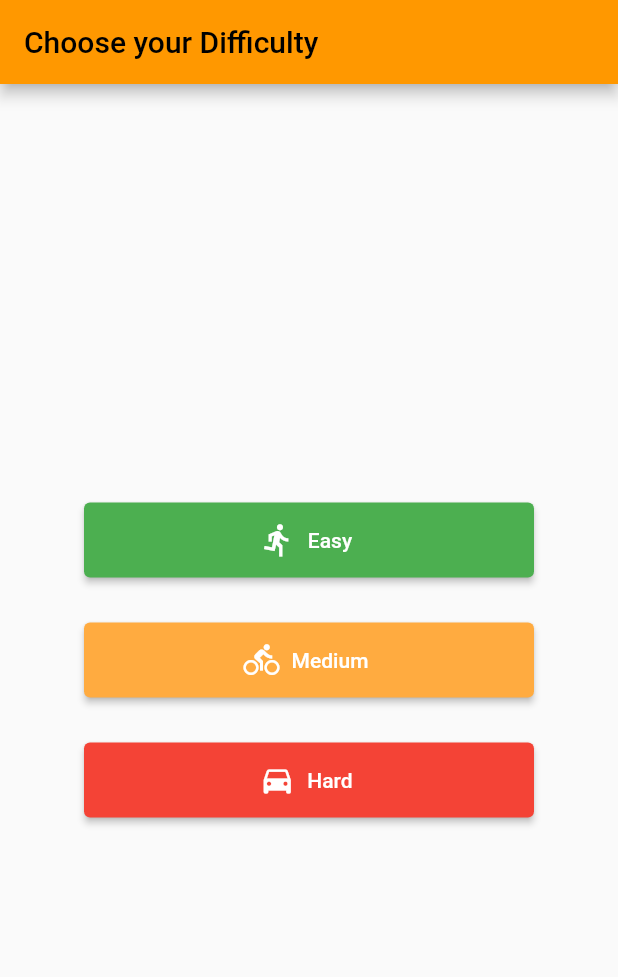
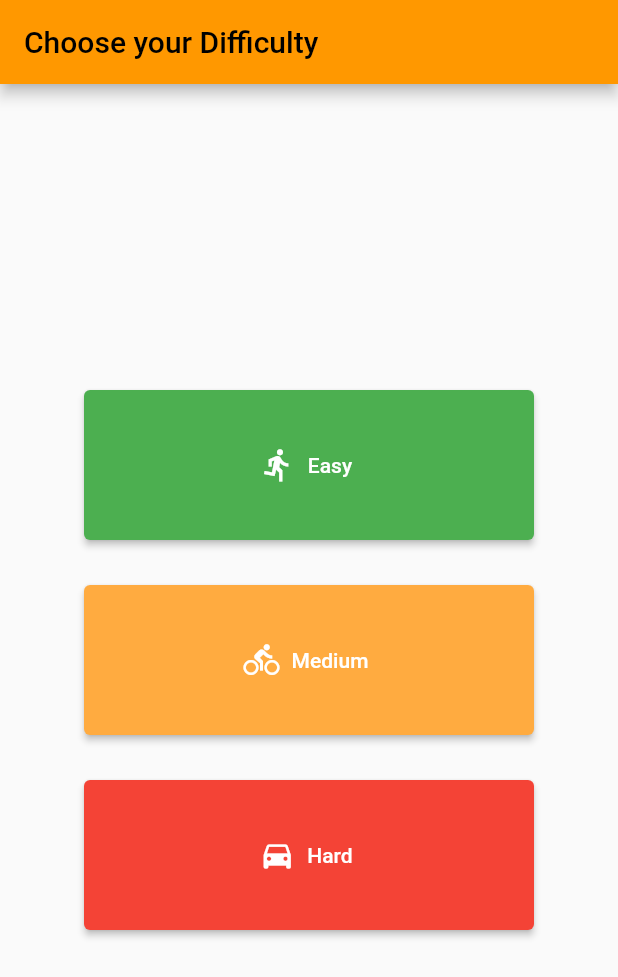
Before and after one commit to JulianHarris831/chimp-game-cpsc4250, a Flutter app: the DifficultyPage screen opened by its route, on a phone screen of 412 x 824 dp. Shown: the top 977 px of the screen. Run offline on Flutter 3.47's test engine with Material 2 defaults, Android fonts, the phone set to English and light mode, and no system bars; our stand-ins replace cloud_firestore, firebase_auth, firebase_core, floor, flutter_secure_storage, go_router and 3 more; accounts and stored records are empty.

Commit message:
Increased size of difficulty buttons to more naturally fill the page

```diff
--- a/lib/difficulty_page.dart
+++ b/lib/difficulty_page.dart
@@ -34,7 +34,7 @@ class DifficultyPage extends StatelessWidget {
           children: [
             SizedBox(
               width: 300.0,
-              height: 50.0,
+              height: 100.0,
               child: ElevatedButton.icon( //focus on implementing 3x3 game first
                   onPressed: () { _onDifficultyChosen(context, "Easy"); },
                   icon: const Icon(
@@ -51,7 +51,7 @@ class DifficultyPage extends StatelessWidget {
             const SizedBox(height:30),
             SizedBox(
               width: 300.0,
-              height: 50.0,
+              height: 100.0,
               child: ElevatedButton.icon(
                 onPressed: () { _onDifficultyChosen(context, "Medium"); },
                 icon: const Icon(
@@ -68,7 +68,7 @@ class DifficultyPage extends StatelessWidget {
             const SizedBox(height:30),
             SizedBox(
               width: 300.0,
-              height: 50.0,
+              height: 100.0,
               child: ElevatedButton.icon(
                 onPressed: () { _onDifficultyChosen(context, "Hard"); },
                 icon: const Icon(
```
